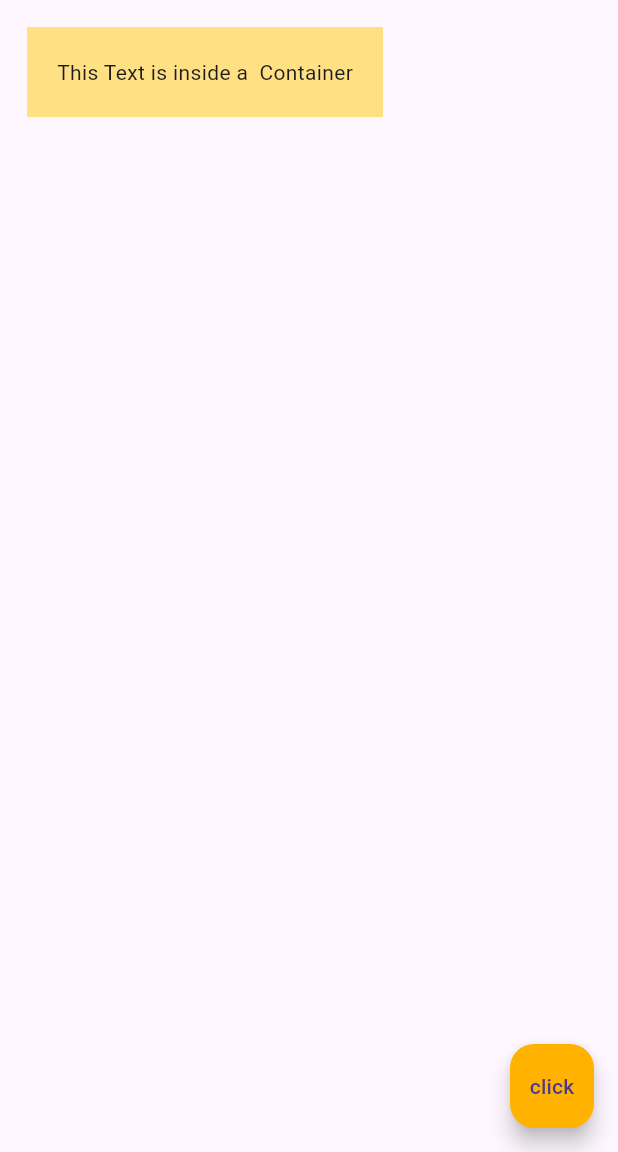
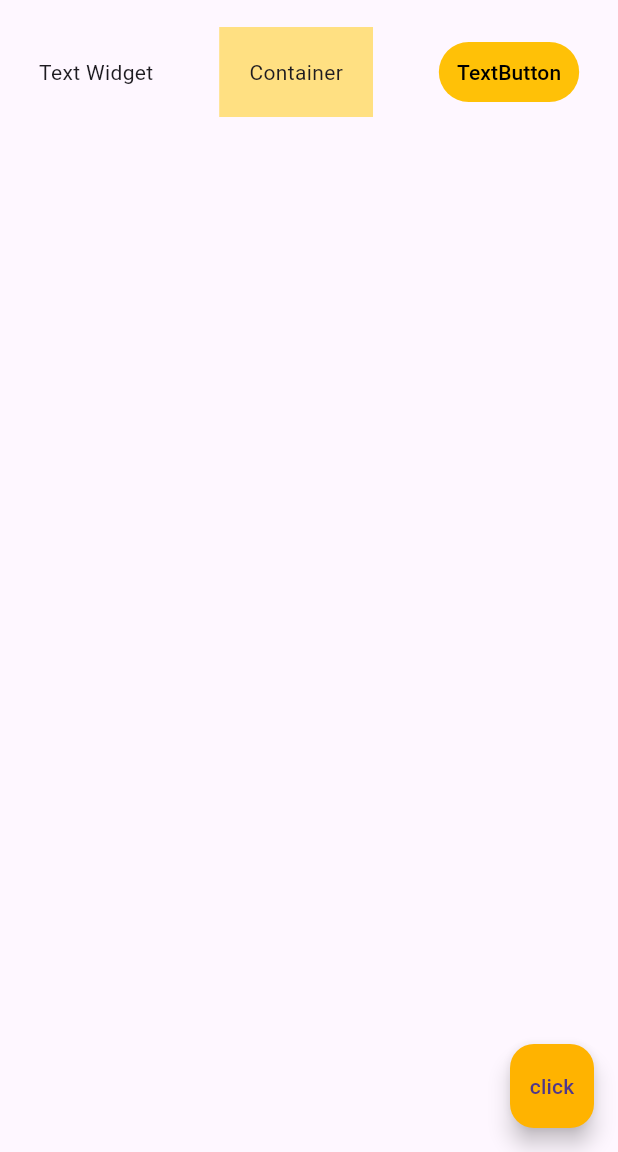
Before and after one commit to Chamal1120/flutter-tutorial, a Flutter app: the screen it shows after launch, on a phone screen of 412 x 824 dp, the part 84-1236 px from its top. Run offline on Flutter 3.47's test engine with Material 3 defaults, Android fonts, the phone set to English and light mode, and no system bars.

Commit message:
finish Rows

```diff
--- a/lib/main.dart
+++ b/lib/main.dart
@@ -14,18 +14,29 @@ class Home extends StatelessWidget {
       centerTitle: true,
       backgroundColor: Colors.amber[600],
     ),
-    body: Padding(
-      // Wrapping inside a padding widget will help to add padding to any widget
-      padding: const EdgeInsets.all(8.0),
-      child: Container(
-          // padding adds spacing inside and margin adds for outside
-          padding: EdgeInsets.all(20.0), // Adds padding to all 4 corners
-          //padding: EdgeInsets.fromLTRB(10, 15, 20, 25), // Adds padding sperately to left, top, right, bottom
-          //padding: EdgeInsets.symmetric(horizontal: 10, vertical: 15), // Adds pddings sperately to horizontal and vertical sides
-          margin: EdgeInsets.all(10.0),
-          color: Colors.amber[200],
-          child: Text('This Text is inside a  Container'),
+    body: Row(
+      mainAxisAlignment: MainAxisAlignment.spaceEvenly,
+      crossAxisAlignment: CrossAxisAlignment.center,
+      children: [
+        Text('Text Widget'),
+        Padding(
+          padding: const EdgeInsets.all(8.0),
+          child: Container(
+              padding: EdgeInsets.all(20.0),
+              margin: EdgeInsets.all(10.0),
+              color: Colors.amber[200],
+              child: Text('Container'),
+            ),
         ),
+        TextButton(
+            onPressed: () {},
+            style: ButtonStyle(
+              backgroundColor: WidgetStatePropertyAll(Colors.amber),
+              foregroundColor: WidgetStatePropertyAll(Colors.black),
+            ),
+            child: Text('TextButton'),
+          ),
+      ],
     ),
     floatingActionButton: FloatingActionButton(
       onPressed: () {},
```
